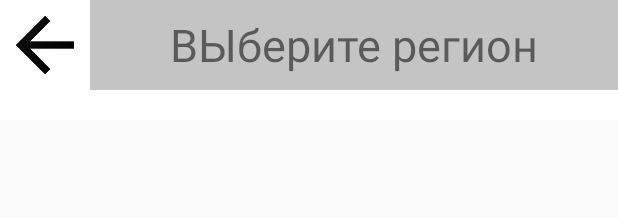
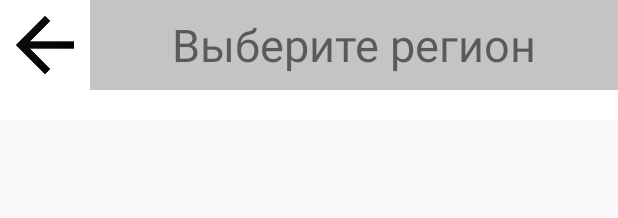
Before and after one commit to TWaster/TouristNotes, an Android app: the layout select_region.xml on its own in the app's theme, with its tools: preview values and no code run, on a phone screen of 412 x 824 dp. Shown: the top 218 px of the screen. Run offline under Robolectric (Android 15) with nearby library versions, the phone set to English and light mode, and no system bars; network calls fail.

Commit message:
Мелкие правки

```diff
--- a/app/src/main/AndroidManifest.xml
+++ b/app/src/main/AndroidManifest.xml
@@ -26,7 +26,7 @@
             android:exported="true" />
         <activity
             android:name=".UserSettingsActivity"
-            android:exported="true" /> <!-- Описание Activity -->
+            android:exported="true" />
         <activity android:name=".MainActivity">
             <intent-filter>
                 <action android:name="android.intent.action.MAIN" />
--- a/app/src/main/res/layout/select_region.xml
+++ b/app/src/main/res/layout/select_region.xml
@@ -24,10 +24,10 @@
         <TextView
             android:layout_width="match_parent"
             android:layout_height="60dp"
-            android:text="ВЫберите регион"
-            android:textSize="30dp"
+            android:background="@color/cardview_shadow_start_color"
             android:gravity="center"
-            android:background="@color/cardview_shadow_start_color"/>
+            android:text="Выберите регион"
+            android:textSize="30dp" />
 
     </LinearLayout>
 
```
